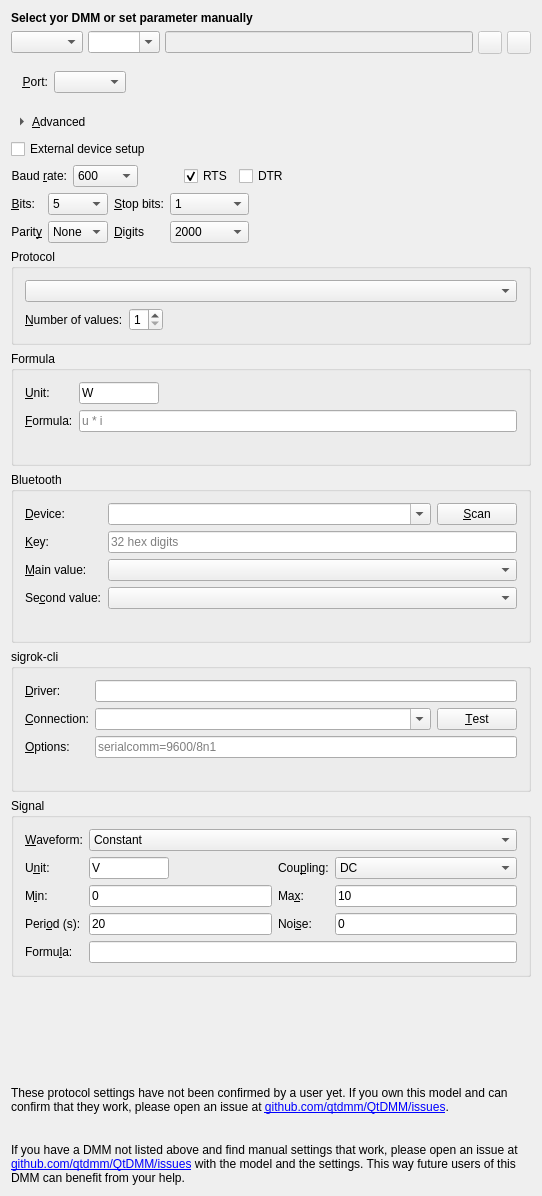
Before: the Qt Designer form src/ui/forms/uidevicesettings.ui in redPanther/QtDMM, drawn with Qt 5.
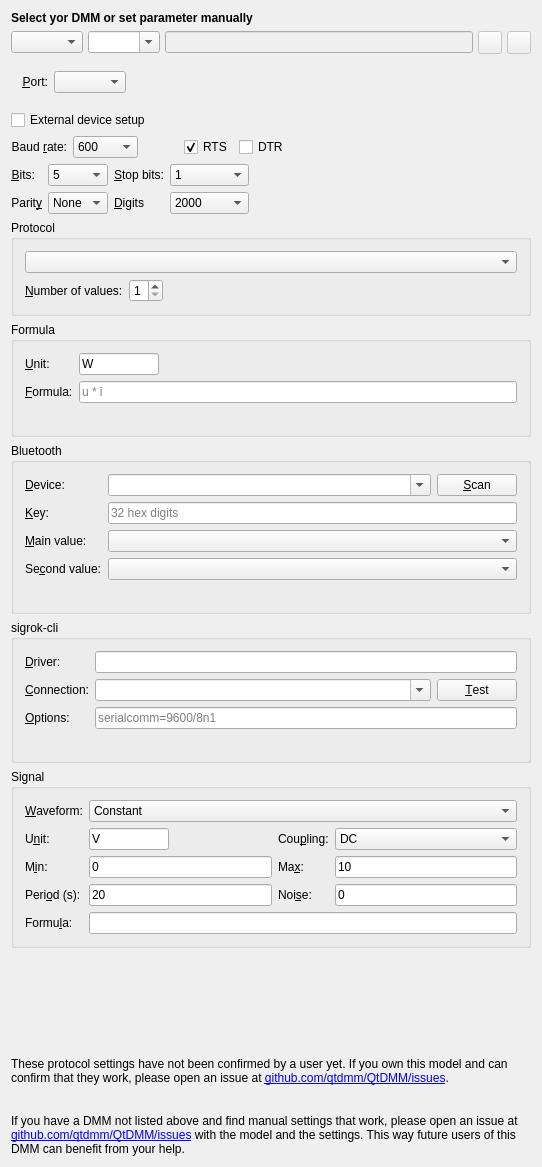
After: the same form once the commit is applied. Icons and pictures are not drawn.

Commit message:
Device settings: no frames, no Advanced
The settings of a device (and page 3 of Add device) follow the settings
dialog (B5):
- the groups lose their frames; their titles become bold section titles
  above them that come and go with the group
- "Advanced" is gone: a known model's port parameters and protocol are
  fixed and were only greyed under it - now they are not shown at all;
  manual settings show them at once. What cannot be changed is not shown.

The simulated meter is "QtDMM / Simulated meter" here (next commit).

```diff
--- a/src/ui/forms/uidevicesettings.ui
+++ b/src/ui/forms/uidevicesettings.ui
@@ -179,28 +179,6 @@
      </layout>
     </widget>
    </item>
-   <item>
-    <widget class="QToolButton" name="ui_advanced">
-     <property name="toolTip">
-      <string>Port parameters and protocol; a known model brings its own.</string>
-     </property>
-     <property name="text">
-      <string>&amp;Advanced</string>
-     </property>
-     <property name="checkable">
-      <bool>true</bool>
-     </property>
-     <property name="toolButtonStyle">
-      <enum>Qt::ToolButtonTextBesideIcon</enum>
-     </property>
-     <property name="autoRaise">
-      <bool>true</bool>
-     </property>
-     <property name="arrowType">
-      <enum>Qt::RightArrow</enum>
-     </property>
-    </widget>
-   </item>
    <item>
     <widget class="QWidget" name="ui_advancedBox" native="true">
      <layout class="QVBoxLayout" name="verticalLayout_advanced">
```
The commit also changes 6 other files.
